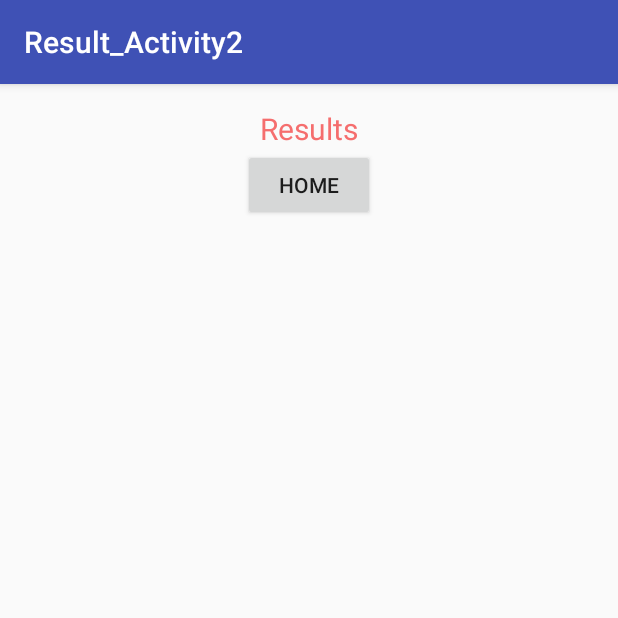
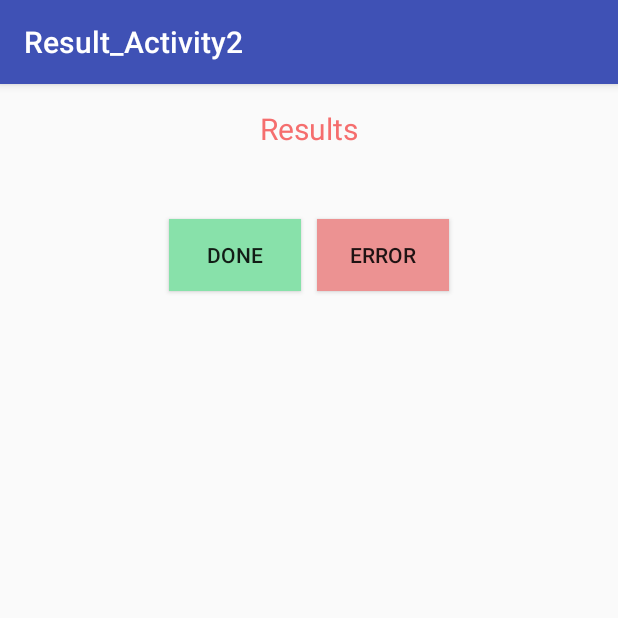
Before and after one commit to jean-lucas/AniFind, an Android app: the ResultActivity2 screen opened directly, with no data from a screen before it, on a phone screen of 412 x 824 dp, the top half of it. Run offline under Robolectric (Android 15) with nearby library versions, the phone set to English and light mode, and no system bars; 1 statement that could not run was skipped.

Commit message:
Radion buttons are now a thing

```diff
--- a/app/src/main/res/layout/content_result_2.xml
+++ b/app/src/main/res/layout/content_result_2.xml
@@ -31,12 +31,7 @@
             android:layout_height="wrap_content"
             android:orientation="vertical">
 
-            <Button
-                android:layout_width="wrap_content"
-                android:layout_height="wrap_content"
-                android:id="@+id/goHome"
-                android:onClick="goHomeButton"
-                android:text="Home"/>
+
 
             <TextView
                 android:layout_width="wrap_content"
@@ -47,9 +42,31 @@
 
             </TextView>
 
+            <LinearLayout
+                android:layout_width="wrap_content"
+                android:layout_height="wrap_content"
+                android:orientation="horizontal"
+                android:gravity="center" >
+                <Button
+                    android:layout_width="wrap_content"
+                    android:layout_height="wrap_content"
+                    android:text="Done"
+                    android:id="@+id/doneBtn"
+                    android:background="#88e1aa"
+                    android:layout_margin="5dp"
+                    android:padding="5dp"/>
+
+                <Button
+                    android:layout_width="wrap_content"
+                    android:layout_height="wrap_content"
+                    android:text="Error"
+                    android:id="@+id/errorBtn"
+                    android:background="#ec9292"
+                    android:layout_margin="5dp"
+                    android:padding="5dp"/>
+
+            </LinearLayout>
         </LinearLayout>
-
-
     </ScrollView>
 
 
```
Also changed, not shown: app/src/main/java/se3a04/anifind/ActivitiesLogic/QuestionActivity2.java (+49 -14 lines), app/src/main/java/se3a04/anifind/GuiController.java (+7 -6 lines).
